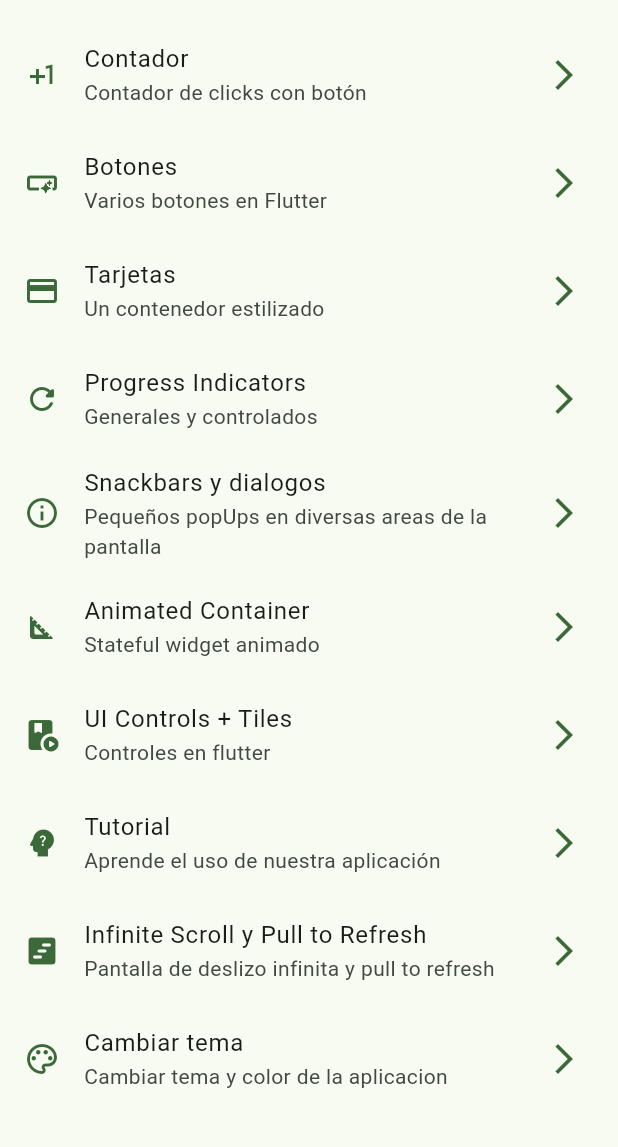
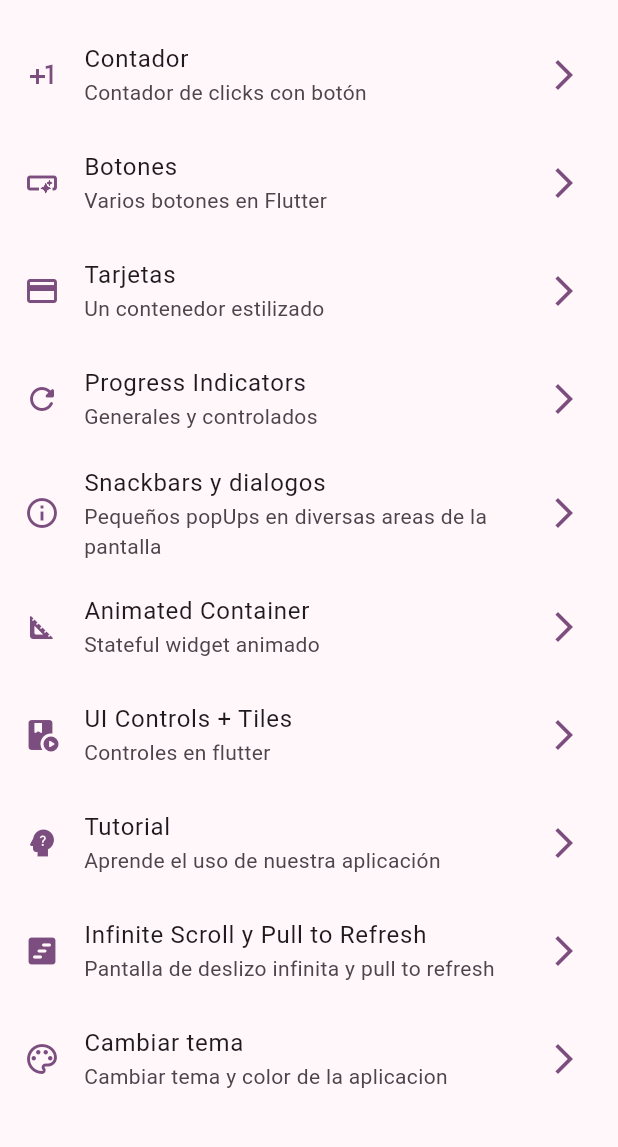
Before and after one commit to dayross/flutter_8, a Flutter app: the screen it shows after launch, on a phone screen of 412 x 824 dp, the part 63-1210 px from its top. Run offline on Flutter 3.47's test engine with Material 3 defaults, Android fonts, the light colour scheme and no system bars; our stand-ins replace animate_do, flutter_riverpod, go_router.

Commit message:
Finalización de pantalla de selección de colores y de tema blanco/negro

```diff
--- a/lib/config/theme/app_theme.dart
+++ b/lib/config/theme/app_theme.dart
@@ -15,14 +15,18 @@ const colorList = <Color>[
 
 class AppTheme {
   final int selectedColor;
+  final bool isDarkMode;
 
-  AppTheme({this.selectedColor = 0})
+  AppTheme({
+    this.selectedColor = 0,
+    this.isDarkMode = false,})
       : assert(selectedColor >= 0, "Choose an option from the ones given"),
         assert(selectedColor < colorList.length,
             "Choose an option from the ones given");
 
   ThemeData getTheme() => ThemeData(
         useMaterial3: true,
+        brightness: isDarkMode? Brightness.dark : Brightness.light,
         colorSchemeSeed: colorList[selectedColor],
         appBarTheme: const AppBarTheme(centerTitle: true),
       );
--- a/lib/main.dart
+++ b/lib/main.dart
@@ -8,16 +8,20 @@ void main() {
   runApp(ProviderScope(child: MainApp()));
 }
 
-class MainApp extends StatelessWidget {
+class MainApp extends ConsumerWidget {
   const MainApp({super.key});
 
   @override
-  Widget build(BuildContext context) {
+  Widget build(BuildContext context, WidgetRef ref) {
+    final isDarkMode = ref.watch(darkModeProvider);
+    final int selectedColor = ref.watch(selectedColorProvider);
     return MaterialApp.router(
       title: 'Flutter Widgets',
       routerConfig: appRouter,
       debugShowCheckedModeBanner: false,
-      theme: AppTheme(selectedColor: 3).getTheme(),
+      theme: AppTheme(
+        selectedColor: selectedColor,
+        isDarkMode: isDarkMode).getTheme(),
     );
   }
 }
```
